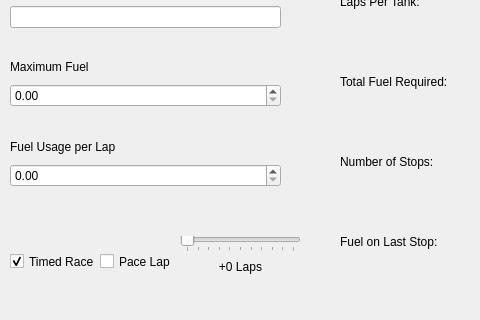
First picture: the form in MainWindow.ui, repository redstoneruin/REALFriendsFuelCalculator, before the edit; both pictures show x 0 to 480 and y 114 to 434 of the 628 by 434 pixel window.
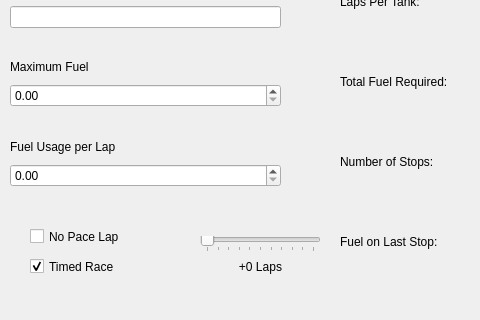
Second picture: the form after the edit.

Commit message: Adding tristate checkbox to distinguish full and reduced pace lap

```diff
--- a/MainWindow.ui
+++ b/MainWindow.ui
@@ -398,10 +398,10 @@
    <widget class="QCheckBox" name="timedRaceCheck">
     <property name="geometry">
      <rect>
-      <x>10</x>
-      <y>360</y>
+      <x>30</x>
+      <y>370</y>
       <width>91</width>
-      <height>31</height>
+      <height>21</height>
      </rect>
     </property>
     <property name="text">
@@ -417,20 +417,23 @@
    <widget class="QCheckBox" name="paceLapCheck">
     <property name="geometry">
      <rect>
-      <x>100</x>
-      <y>360</y>
-      <width>101</width>
-      <height>31</height>
+      <x>30</x>
+      <y>340</y>
+      <width>131</width>
+      <height>21</height>
      </rect>
     </property>
     <property name="text">
-     <string>Pace Lap</string>
+     <string>No Pace Lap</string>
+    </property>
+    <property name="tristate">
+     <bool>true</bool>
     </property>
    </widget>
    <widget class="QSlider" name="extraLapSlider">
     <property name="geometry">
      <rect>
-      <x>180</x>
+      <x>200</x>
       <y>350</y>
       <width>121</width>
       <height>16</height>
@@ -452,7 +455,7 @@
    <widget class="QLabel" name="extraLapLabel">
     <property name="geometry">
      <rect>
-      <x>200</x>
+      <x>220</x>
       <y>370</y>
       <width>81</width>
       <height>21</height>
```
The commit also changes 3 other files.
